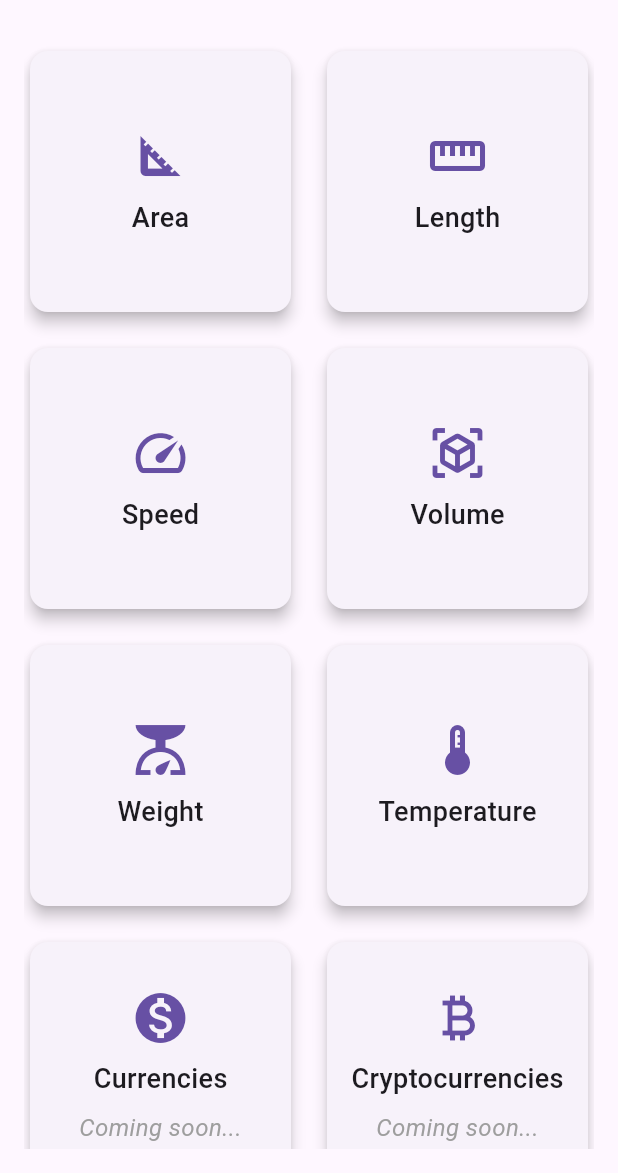
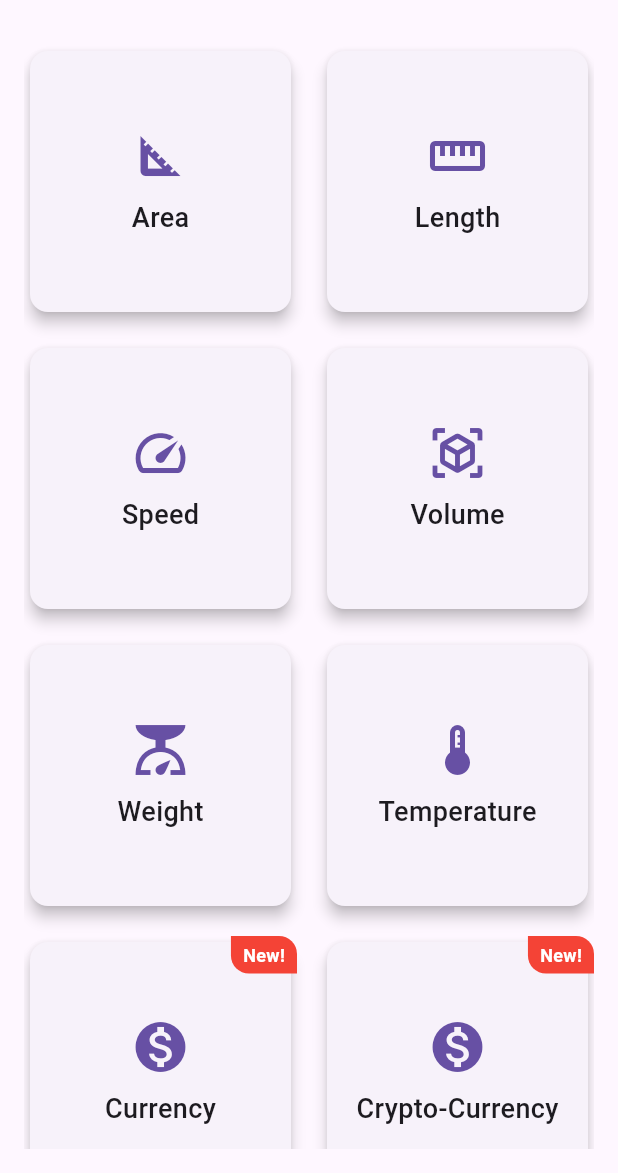
Before and after one commit to youssef-aoun/unit-converter-flutter, a Flutter app: the screen it shows after launch, on a phone screen of 412 x 824 dp, the part 63-1236 px from its top. Run offline on Flutter 3.47's test engine with Material 3 defaults, Android fonts, the phone set to English and light mode, and no system bars.

Commit message:
Added the required screens to make currency and crypto currency come to life with this app

```diff
--- a/lib/home.dart
+++ b/lib/home.dart
@@ -8,6 +8,8 @@ import 'units/weight_screen.dart';
 import 'units/temperature_screen.dart';
 import 'about_us_screen.dart';
 import 'contact_us_screen.dart';
+import 'units/currency_screen.dart';
+import 'units/cryptoCurrency_screen.dart';
 
 class HomePage extends StatefulWidget {
   final String title;
@@ -150,27 +152,49 @@ class _HomePageState extends State<HomePage> {
                 );
               },
             ),
-            _buildCategoryCard(
-              title: "Currencies",
-              icon: Icons.monetization_on,
-              onTap: () {
-                // Placeholder for future functionality
-              },
-              isComingSoon: true,
+            Stack(
+              children: [
+                // Wrap the category card in a Positioned widget to preserve its size
+                Positioned.fill(
+                  child: _buildCategoryCard(
+                    title: "Currency",
+                    icon: Icons.monetization_on,
+                    onTap: () {
+                      Navigator.push(
+                        context,
+                        MaterialPageRoute(builder: (context) => const CurrencyScreen()),
+                      );
+                    },
+                  ),
+                ),
+                buildRedRibbon(), // Add the red ribbon
+              ],
             ),
-            _buildCategoryCard(
-              title: "Cryptocurrencies",
-              icon: Icons.currency_bitcoin,
-              onTap: () {
-                // Placeholder for future functionality
-              },
-              isComingSoon: true,
+            Stack(
+              children: [
+                // Wrap the category card in a Positioned widget to preserve its size
+                Positioned.fill(
+                  child: _buildCategoryCard(
+                    title: "Crypto-Currency",
+                    icon: Icons.monetization_on,
+                    onTap: () {
+                      Navigator.push(
+                        context,
+                        MaterialPageRoute(builder: (context) => const CryptoCurrencyScreen()),
+                      );
+                    },
+                  ),
+                ),
+                buildRedRibbon(), // Add the red ribbon
+              ],
             ),
           ],
         ),
       ),
     );
   }
+
+
 
   // A helper function to build a single category card
   Widget _buildCategoryCard({
@@ -206,6 +230,33 @@ class _HomePageState extends State<HomePage> {
       ),
     );
   }
+
+  Widget buildRedRibbon() {
+    return Positioned(
+      top: 0,
+      right: 0,
+      child: Container(
+        padding: const EdgeInsets.symmetric(vertical: 4.0, horizontal: 8.0),
+        decoration: BoxDecoration(
+          color: Colors.red,
+          borderRadius: const BorderRadius.only(
+            topRight: Radius.circular(12.0),
+            bottomLeft: Radius.circular(12.0),
+          ),
+        ),
+        child: const Text(
+          'New!',
+          style: TextStyle(
+            color: Colors.white,
+            fontSize: 12.0,
+            fontWeight: FontWeight.bold,
+          ),
+        ),
+      ),
+    );
+  }
+
+
 }
 
 class MyTextField extends StatelessWidget {
--- a/pubspec.yaml
+++ b/pubspec.yaml
@@ -31,6 +31,7 @@ dependencies:
   flutter:
     sdk: flutter
   url_launcher: ^6.3.1  # Use the latest compatible version
+  http: ^1.2.2
 
 
   # The following adds the Cupertino Icons font to your application.
@@ -41,6 +42,7 @@ dev_dependencies:
   flutter_test:
     sdk: flutter
   flutter_launcher_icons: ^0.10.0
+
 
 flutter_icons:
   android: true
```
Also changed, not shown: lib/main.dart (+17 -4 lines), lib/units/cryptoCurrency_screen.dart (added, +176 -0 lines), lib/units/currency_screen.dart (added, +168 -0 lines), pubspec.lock, 1 other file.
